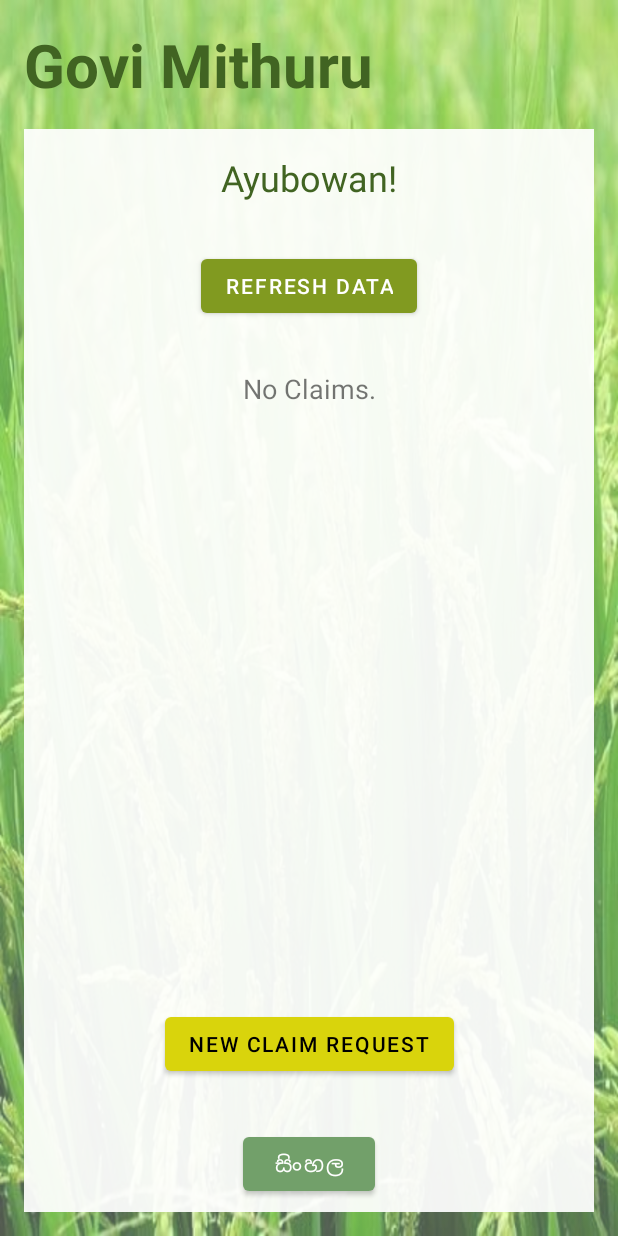
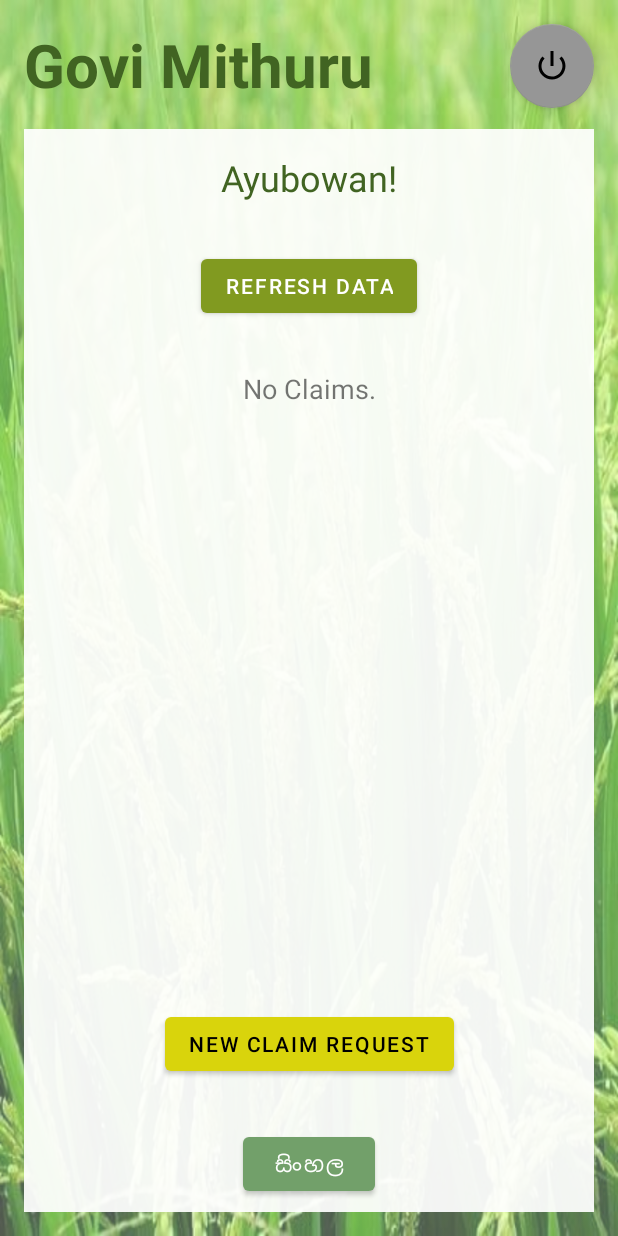
Before and after one commit to bitRondo/govi-mithuru, an Android app: the WelcomeActivity screen opened directly, with no data from a screen before it, on a phone screen of 412 x 824 dp. Run offline under Robolectric (Android 15) with nearby library versions, the light colour scheme and no system bars; 3 statements that could not run were skipped.

Commit message:
User logout + Button disable/enable as necessary

```diff
--- a/app/src/main/java/com/example/govimithuruapp/MainActivity.java
+++ b/app/src/main/java/com/example/govimithuruapp/MainActivity.java
@@ -19,7 +19,7 @@ public class MainActivity extends AppCompatActivity {
 
         User user = AuthController.getInstance().getSavedUser(this);
         Intent intent;
-        if ((user != null) && (user.getUserType() != 'u')) {
+        if (user.isAuthenticated()) {
             LocaleManager.initializeUserLocale(this);
             intent = new Intent(this, WelcomeActivity.class);
         } else {
--- a/app/src/main/java/com/example/govimithuruapp/accountManagement/Login2FActivity.java
+++ b/app/src/main/java/com/example/govimithuruapp/accountManagement/Login2FActivity.java
@@ -66,9 +66,11 @@ public class Login2FActivity extends AppCompatActivity {
     public void checkLoginStep2F(View view) {
         String farmerRegNo = eRegNo.getText().toString();
         tLoginError.setVisibility(View.GONE);
+        bLogin.setEnabled(false);
+        bLogin.setText(getResources().getString(R.string.btnText_validating));
         boolean success = AuthController.getInstance().loginStep2(farmerRegNo);
         if (success) {
-            AuthController.getInstance().saveUser(this);
+            AuthController.getInstance().authenticateUser(this);
             LocaleManager.initializeUserLocale(this);
 
             Intent intent = new Intent(this, WelcomeActivity.class);
@@ -81,6 +83,8 @@ public class Login2FActivity extends AppCompatActivity {
 
     private void showError() {
         tLoginError.setVisibility(View.VISIBLE);
+        bLogin.setText(R.string.btnText_login);
+        bLogin.setEnabled(true);
         eRegNo.setText("");
     }
 
--- a/app/src/main/java/com/example/govimithuruapp/accountManagement/WelcomeActivity.java
+++ b/app/src/main/java/com/example/govimithuruapp/accountManagement/WelcomeActivity.java
@@ -111,4 +111,9 @@ public class WelcomeActivity extends AppCompatActivity {
         LocaleManager.toggleLocale(this);
         setView();
     }
+
+    public void logout (View view) {
+        AuthController.getInstance().logoutUser(this);
+        finish();
+    }
 }
--- a/app/src/main/java/com/example/govimithuruapp/claimManagement/Claim2FActivity.java
+++ b/app/src/main/java/com/example/govimithuruapp/claimManagement/Claim2FActivity.java
@@ -35,6 +35,7 @@ public class Claim2FActivity extends AppCompatActivity {
     }
 
     public void sendClaim(View view) {
+        sendButton.setEnabled(false);
         ClaimManager.getInstance().submitClaim(claim, this);
         finish();
     }
--- a/app/src/main/res/layout/activity_welcome.xml
+++ b/app/src/main/res/layout/activity_welcome.xml
@@ -125,6 +125,20 @@
                 app:layout_constraintStart_toStartOf="parent" />
 
         </androidx.constraintlayout.widget.ConstraintLayout>
+
+        <com.google.android.material.floatingactionbutton.FloatingActionButton
+            android:id="@+id/BT_logout"
+            android:layout_width="wrap_content"
+            android:layout_height="wrap_content"
+            android:layout_marginTop="@dimen/margin_1"
+            android:layout_marginEnd="@dimen/margin_1"
+            android:layout_marginRight="@dimen/margin_1"
+            android:clickable="true"
+            android:onClick="logout"
+            app:backgroundTint="@color/grey"
+            app:layout_constraintEnd_toEndOf="parent"
+            app:layout_constraintTop_toTopOf="parent"
+            app:srcCompat="@android:drawable/ic_lock_power_off" />
     </androidx.constraintlayout.widget.ConstraintLayout>
 
 </androidx.constraintlayout.widget.ConstraintLayout>
--- a/app/src/main/res/values/strings.xml
+++ b/app/src/main/res/values/strings.xml
@@ -90,4 +90,6 @@
     <string name="txt_noMoreEvidences">You have submitted the maximum allowed number of evidences.</string>
     <string name="txt_finalizeClaim">Finalizing Claim</string>
     <string name="txt_sendClaim">Send Claim</string>
+    <string name="btnText_submitting">Submitting...</string>
+    <string name="btnText_validating">Validating...</string>
 </resources>
```
Also changed, not shown: app/src/main/java/com/example/govimithuruapp/accountManagement/AuthController.java (+16 -3 lines), app/src/main/java/com/example/govimithuruapp/accountManagement/Login1Activity.java (+6 -2 lines), app/src/main/java/com/example/govimithuruapp/accountManagement/User.java (+10 -0 lines), app/src/main/java/com/example/govimithuruapp/core/BackendManager.java (+21 -9 lines), 1 other file.
